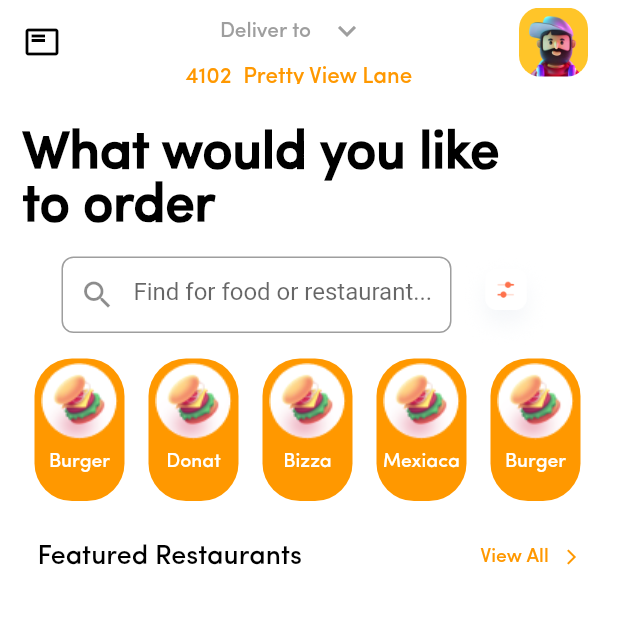
After one commit to gendy3010/Food_Hub, a Flutter app: the screen it shows after launch, on a phone screen of 412 x 824 dp, the top half of it. The commit adds this screen. Run offline on Flutter 3.47's test engine with Material 2 defaults, Android fonts, the phone set to English and light mode, and no system bars; our stand-ins replace modal_progress_hud_nsn.

Commit message:
Home Screen

```diff
--- /dev/null
+++ b/lib/Modules/Home Screen.dart
@@ -0,0 +1,176 @@
+import 'package:flutter/material.dart';
+
+import '../Widgets/custom csategory button.dart';
+
+class HomeScreen extends StatelessWidget {
+  const HomeScreen({super.key});
+
+  @override
+  Widget build(BuildContext context) {
+    return Scaffold(
+      backgroundColor: Colors.white,
+      appBar: AppBar(
+        backgroundColor: Colors.white,
+        elevation: 0,
+        title: Column(
+          children: [
+            Row(
+              mainAxisAlignment: MainAxisAlignment.center,
+              children: [
+                Text(
+                  'Deliver to',
+                  style: TextStyle(
+                      fontFamily: 'Sofia',
+                      color: Colors.grey,
+                      fontSize: 14),
+                ),
+                IconButton(onPressed: (){},
+                  icon: Icon(Icons.keyboard_arrow_down_outlined,color: Colors.grey,),)
+              ],
+            ),
+            Text(
+              '4102  Pretty View Lane ',
+              style: TextStyle(
+                  fontFamily: 'Sofia',
+                  color: Colors.orange,
+                  fontWeight: FontWeight.w400,
+                  fontSize: 15),
+            ),
+          ],
+        ),
+        leading: IconButton(
+          onPressed: (){},
+          color: Colors.black,
+          icon: Icon(Icons.featured_play_list_outlined),
+        ),
+        actions: [
+          Padding(
+            padding: const EdgeInsets.only(right: 20, top: 5, bottom: 5),
+            child: Container(
+              clipBehavior: Clip.antiAliasWithSaveLayer,
+              decoration: BoxDecoration(
+                borderRadius: BorderRadius.circular(14),
+              ),
+              child: GestureDetector(
+                child: Image.asset('assets/images/profile.png',
+
+                ),
+              ),
+            ),
+          ),
+        ],
+      ),
+      body: Padding(
+        padding: const EdgeInsets.all(15),
+        child: Column(
+          crossAxisAlignment: CrossAxisAlignment.start,
+          children: [
+            SizedBox(
+              height: 15,
+            ),
+            Text('What would you like',
+              textAlign: TextAlign.left,
+              style: TextStyle(
+                color: Colors.black,
+                fontFamily: 'Sofia',
+                fontSize: 35,
+                fontWeight: FontWeight.bold,
+              ),
+            ),
+            Text('to order',
+              textAlign: TextAlign.left,
+              style: TextStyle(
+                color: Colors.black,
+                fontFamily: 'Sofia',
+                fontSize: 35,
+                fontWeight: FontWeight.bold,
+              ),
+            ),
+            SizedBox(
+              height: 15,
+            ),
+            Row(
+              mainAxisAlignment: MainAxisAlignment.center,
+              crossAxisAlignment: CrossAxisAlignment.start,
+              children: [
+                Container(
+                  width: 260,
+                  height: 51,
+                  child: TextField(
+                    decoration: InputDecoration(
+                      hintText: 'Find for food or restaurant...',
+                      prefixIcon: Icon(Icons.search),
+                      border: OutlineInputBorder(
+                        borderRadius: BorderRadius.circular(8.0),
+                      ),
+                    ),
+                  ),
+                ),
+                SizedBox(
+                  height: 60,
+                    width: 70,
+                    child: Image.asset('assets/images/filter.png'))
+              ],
+            ),
+            SingleChildScrollView(
+              scrollDirection: Axis.horizontal,
+              child: Row(
+                mainAxisAlignment: MainAxisAlignment.spaceBetween,
+                children: [
+                  CategoryButton(label: 'Burger'),
+                  CategoryButton(label: 'Donat'),
+                  CategoryButton(label: 'Bizza'),
+                  CategoryButton(label: 'Mexiaca'),
+                  CategoryButton(label: 'Burger'),
+                  CategoryButton(label: 'Donat'),
+                  CategoryButton(label: 'Bizza'),
+                  CategoryButton(label: 'Mexiaca'),
+                  CategoryButton(label: 'Assian'),
+                ],
+              ),
+            ),
+            SizedBox(
+                height: 5),
+            Padding(
+              padding: const EdgeInsets.symmetric(horizontal: 10.0),
+              child: Row(
+                mainAxisAlignment: MainAxisAlignment.spaceBetween,
+                children: [
+                  Text(
+                    'Featured Restaurants',
+                    style: TextStyle(
+                      color: Colors.black,
+                      fontFamily: 'Sofia',
+                      fontSize: 18,
+                      fontWeight: FontWeight.w600,
+                    ),
+                  ),
+                  Row(
+                    children: [
+                      TextButton(
+                        onPressed: () {
+                          // Handle view all button press
+                        },
+                        child: Text(
+                        'View All',
+                        style: TextStyle(
+                          color: Colors.orange,
+                          fontFamily: 'Sofia',
+                          fontSize: 13,
+                          fontWeight: FontWeight.w600,
+                        ),
+                      )),
+                      Icon(Icons.arrow_forward_ios,size: 12,color: Colors.orange,)
+                    ],
+                  ),
+                ],
+              ),
+            ),
+
+          ],
+        ),
+      ),
+
+    );
+  }
+}
--- a/lib/Modules/Reset Password Screen.dart
+++ b/lib/Modules/Reset Password Screen.dart
@@ -17,10 +17,10 @@ class ResetPassScreen extends StatelessWidget {
               child: Image.asset(KBackGImage,fit: BoxFit.fill,)),
           Padding(
             padding:  EdgeInsets.all(ScreenWidth *0.05),
+            child: SingleChildScrollView(
               child: Column(
                 crossAxisAlignment: CrossAxisAlignment.start,
                 children: [
-                SizedBox(height: 30,),
                   Container(
                     decoration: BoxDecoration(
                       color: Colors.white,
@@ -113,6 +113,7 @@ class ResetPassScreen extends StatelessWidget {
                 ],
               ),
             ),
+          ),
 
         ],
       ),
--- a/lib/Modules/Side Menu.dart
+++ b/lib/Modules/Side Menu.dart
@@ -1,5 +1,7 @@
 import 'package:flutter/cupertino.dart';
 import 'package:flutter/material.dart';
+import 'package:food_hub/Modules/Home%20Screen.dart';
+import 'package:food_hub/Modules/test.dart';
 
 class SideMenu extends StatelessWidget {
   @override
@@ -18,7 +20,7 @@ class SideMenu extends StatelessWidget {
             children: [
               CircleAvatar(
                 radius: 40,
-                backgroundImage: AssetImage('assets/profile_image.png'), // Add your image asset
+                backgroundImage: AssetImage('assets/images/profile.png'), // Add your image asset
               ),
               SizedBox(
                   height: 16),
@@ -38,7 +40,7 @@ class SideMenu extends StatelessWidget {
                   fontFamily: 'Sofia',
                   fontSize: 14,
                   color: Colors.grey,
-                  fontWeight: FontWeight.bold,
+                  fontWeight: FontWeight.w600,
 
                 ),
               ),
@@ -48,7 +50,7 @@ class SideMenu extends StatelessWidget {
               SizedBox(height: 20,),
 
               ListTile(
-          leading: Icon(Icons.shopping_bag),
+          leading: Image.asset('assets/images/icon.png'),
           title: Text(
             'My Orders',
             style: TextStyle(
@@ -60,7 +62,7 @@ class SideMenu extends StatelessWidget {
           },
         ),
         ListTile(
-          leading: Icon(Icons.person),
+          leading: Image.asset('assets/images/prof icon.png'),
           title: Text(
             'My Profile',
             style: TextStyle(
@@ -120,15 +122,16 @@ class SideMenu extends StatelessWidget {
           },
         ),
               Padding(
-                padding: const EdgeInsets.only(right: 160,top: 100,left: 10),
+                padding: const EdgeInsets.only(right: 165,top: 100,left: 10),
                 child: ElevatedButton.icon(
                   onPressed: (){},
                   icon: CircleAvatar(
-                    radius: 16,
+                    radius:17,
                     backgroundColor: Colors.white,
                     child: Icon(
                       Icons.power_settings_new,
                       color: Colors.deepOrange,
+                      size: 20,
                     ),
                   ),
                   label: Text('Log Out',
@@ -145,8 +148,8 @@ class SideMenu extends StatelessWidget {
 
                     backgroundColor:Colors.deepOrange ,
                     foregroundColor:Colors.red ,
-                    side:BorderSide(color: Colors.white) ,
-                    minimumSize: Size(100, 50),
+                    side:BorderSide(color: Colors.deepOrange) ,
+                    minimumSize: Size(10, 45),
                   ),
                 ),
               ),
@@ -154,9 +157,7 @@ class SideMenu extends StatelessWidget {
             ],
           ),
         ),
-      body: Center(
-        child: Text('Main Content'),
-      ),
+      body: HomeScreen(),
     );
   }
 }
--- /dev/null
+++ b/lib/Widgets/custom csategory button.dart
@@ -0,0 +1,40 @@
+import 'package:flutter/cupertino.dart';
+import 'package:flutter/material.dart';
+
+class CategoryButton extends StatelessWidget {
+  final String label;
+
+  CategoryButton({required this.label});
+
+  @override
+  Widget build(BuildContext context) {
+    return Padding(
+      padding: const EdgeInsets.all(8.0),
+      child: Container(
+        height: 95,
+        width: 60,
+        decoration: BoxDecoration(
+          color: Colors.orange,
+          borderRadius: BorderRadius.circular(25),
+        ),
+        child: Column(
+          children: [
+            SizedBox(height: 3),
+            Image.asset('assets/images/burger.png'),
+            SizedBox(height: 8),
+            Text(label,
+              textAlign: TextAlign.left,
+              style: TextStyle(
+                color: Colors.white,
+                fontFamily: 'Sofia',
+                fontSize: 13,
+                fontWeight: FontWeight.w500,
+              ),
+            ),
+
+          ],
+        ),
+      ),
+    );
+  }
+}
--- a/lib/main.dart
+++ b/lib/main.dart
@@ -1,8 +1,9 @@
 import 'package:flutter/material.dart';
+import 'package:food_hub/Modules/Reset%20Password%20Screen.dart';
 import 'package:food_hub/Modules/Side%20Menu.dart';
+import 'package:food_hub/Modules/Splash%20Screen.dart';
 import 'package:food_hub/Modules/Verification%20Code%20Screen.dart';
 
-import 'Modules/Splash Screen.dart';
 
 
 void main() {
--- a/pubspec.yaml
+++ b/pubspec.yaml
@@ -36,6 +36,7 @@ dependencies:
   # Use with the CupertinoIcons class for iOS style icons.
   cupertino_icons: ^1.0.2
   modal_progress_hud_nsn: ^0.5.1
+  flutter_screenutil: ^5.7.0
 
 dev_dependencies:
   flutter_test:
```
Also changed, not shown: lib/Modules/Verification Code Screen.dart (+8 -2 lines), lib/Modules/test.dart (added, +214 -0 lines), assets/images/Helps.png (added), assets/images/Message.png (added), assets/images/Wallet.png (added), assets/images/burger.png (added), assets/images/filter.png (added), assets/images/icon.png (added), assets/images/image 13.png (added), assets/images/profile.png (added), lib/Modules/Welcome Screen.dart (line endings or trailing spaces), pubspec.lock. Lines whose indentation alone changed are shown as unchanged.
